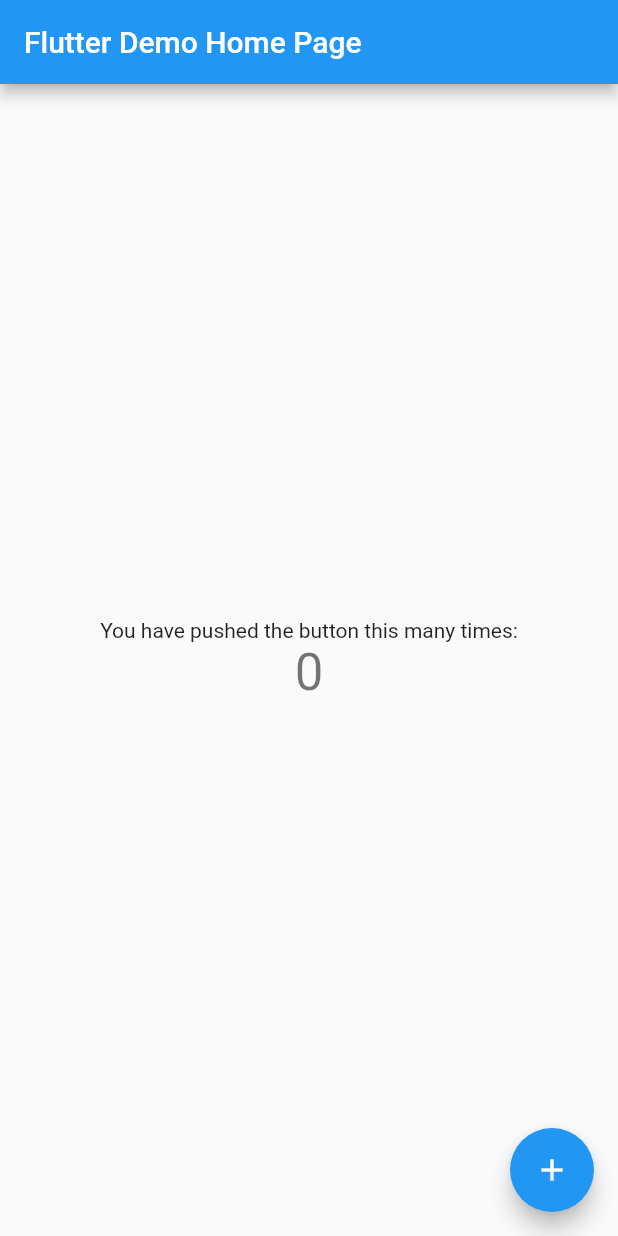
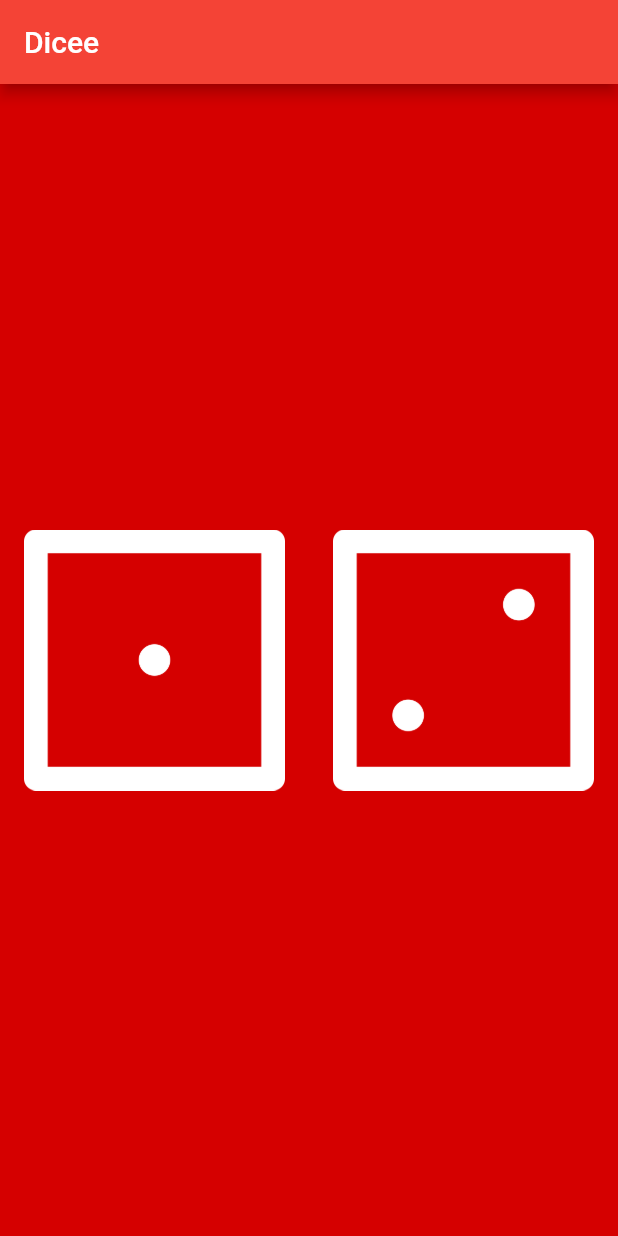
Before and after one commit to hamidbir/dicee, a Flutter app: the screen it shows after launch, on a phone screen of 412 x 824 dp. Run offline on Flutter 3.47's test engine with Material 2 defaults, Android fonts, the phone set to English and light mode, and no system bars.

Commit message:
two commit

```diff
--- a/lib/main.dart
+++ b/lib/main.dart
@@ -1,111 +1,57 @@
 import 'package:flutter/material.dart';
+import 'dart:math';
 
-void main() => runApp(MyApp());
+void main() => runApp(MaterialApp(
+      theme: ThemeData(
+        accentColor: Colors.redAccent,
+        primaryColor: Colors.redAccent,
+      ),
+      home: DiceeMain(),
+    ));
 
-class MyApp extends StatelessWidget {
-  // This widget is the root of your application.
+class DiceeMain extends StatefulWidget {
+  @override
+  _DiceeMainState createState() => _DiceeMainState();
+}
+
+class _DiceeMainState extends State<DiceeMain> {
+  int lDicee = 1;
+  int rDicee = 2;
   @override
   Widget build(BuildContext context) {
-    return MaterialApp(
-      title: 'Flutter Demo',
-      theme: ThemeData(
-        // This is the theme of your application.
-        //
-        // Try running your application with "flutter run". You'll see the
-        // application has a blue toolbar. Then, without quitting the app, try
-        // changing the primarySwatch below to Colors.green and then invoke
-        // "hot reload" (press "r" in the console where you ran "flutter run",
-        // or simply save your changes to "hot reload" in a Flutter IDE).
-        // Notice that the counter didn't reset back to zero; the application
-        // is not restarted.
-        primarySwatch: Colors.blue,
-      ),
-      home: MyHomePage(title: 'Flutter Demo Home Page'),
-    );
-  }
-}
-
-class MyHomePage extends StatefulWidget {
-  MyHomePage({Key key, this.title}) : super(key: key);
-
-  // This widget is the home page of your application. It is stateful, meaning
-  // that it has a State object (defined below) that contains fields that affect
-  // how it looks.
-
-  // This class is the configuration for the state. It holds the values (in this
-  // case the title) provided by the parent (in this case the App widget) and
-  // used by the build method of the State. Fields in a Widget subclass are
-  // always marked "final".
-
-  final String title;
-
-  @override
-  _MyHomePageState createState() => _MyHomePageState();
-}
-
-class _MyHomePageState extends State<MyHomePage> {
-  int _counter = 0;
-
-  void _incrementCounter() {
-    setState(() {
-      // This call to setState tells the Flutter framework that something has
-      // changed in this State, which causes it to rerun the build method below
-      // so that the display can reflect the updated values. If we changed
-      // _counter without calling setState(), then the build method would not be
-      // called again, and so nothing would appear to happen.
-      _counter++;
-    });
-  }
-
-  @override
-  Widget build(BuildContext context) {
-    // This method is rerun every time setState is called, for instance as done
-    // by the _incrementCounter method above.
-    //
-    // The Flutter framework has been optimized to make rerunning build methods
-    // fast, so that you can just rebuild anything that needs updating rather
-    // than having to individually change instances of widgets.
     return Scaffold(
         appBar: AppBar(
-        // Here we take the value from the MyHomePage object that was created by
-        // the App.build method, and use it to set our appbar title.
-        title: Text(widget.title),
+          backgroundColor: Colors.red,
+          title: Text('Dicee'),
         ),
-      body: Center(
-        // Center is a layout widget. It takes a single child and positions it
-        // in the middle of the parent.
-        child: Column(
-          // Column is also a layout widget. It takes a list of children and
-          // arranges them vertically. By default, it sizes itself to fit its
-          // children horizontally, and tries to be as tall as its parent.
-          //
-          // Invoke "debug painting" (press "p" in the console, choose the
-          // "Toggle Debug Paint" action from the Flutter Inspector in Android
-          // Studio, or the "Toggle Debug Paint" command in Visual Studio Code)
-          // to see the wireframe for each widget.
-          //
-          // Column has various properties to control how it sizes itself and
-          // how it positions its children. Here we use mainAxisAlignment to
-          // center the children vertically; the main axis here is the vertical
-          // axis because Columns are vertical (the cross axis would be
-          // horizontal).
-          mainAxisAlignment: MainAxisAlignment.center,
+        body: Container(
+          color: Colors.redAccent[700],
+          child: Center(
+            child: Row(
               children: <Widget>[
-            Text(
-              'You have pushed the button this many times:',
+                Expanded(
+                  child: FlatButton(
+                      onPressed: () {
+                        setState(() {
+                        lDicee = Random().nextInt(6) + 1;
+                        });
+                      },
+                      child: Image.asset('Images/dice$lDicee.png')),
+
                 ),
-            Text(
-              '$_counter',
-              style: Theme.of(context).textTheme.display1,
+                Expanded(
+                  child: FlatButton(
+                      onPressed: () {
+                        setState(() {
+                        rDicee = Random().nextInt(6) + 1;
+                        });
+
+                      },
+                      child: Image.asset('Images/dice$rDicee.png')),
                 ),
               ],
             ),
           ),
-      floatingActionButton: FloatingActionButton(
-        onPressed: _incrementCounter,
-        tooltip: 'Increment',
-        child: Icon(Icons.add),
-      ), // This trailing comma makes auto-formatting nicer for build methods.
-    );
+        ));
   }
 }
```
Also changed, not shown: pubspec.yaml (+2 -36 lines), Images/dice1.png (added), Images/dice2.png (added), Images/dice3.png (added), Images/dice4.png (added), Images/dice5.png (added), Images/dice6.png (added), 3 other files. Lines whose indentation alone changed are shown as unchanged.
